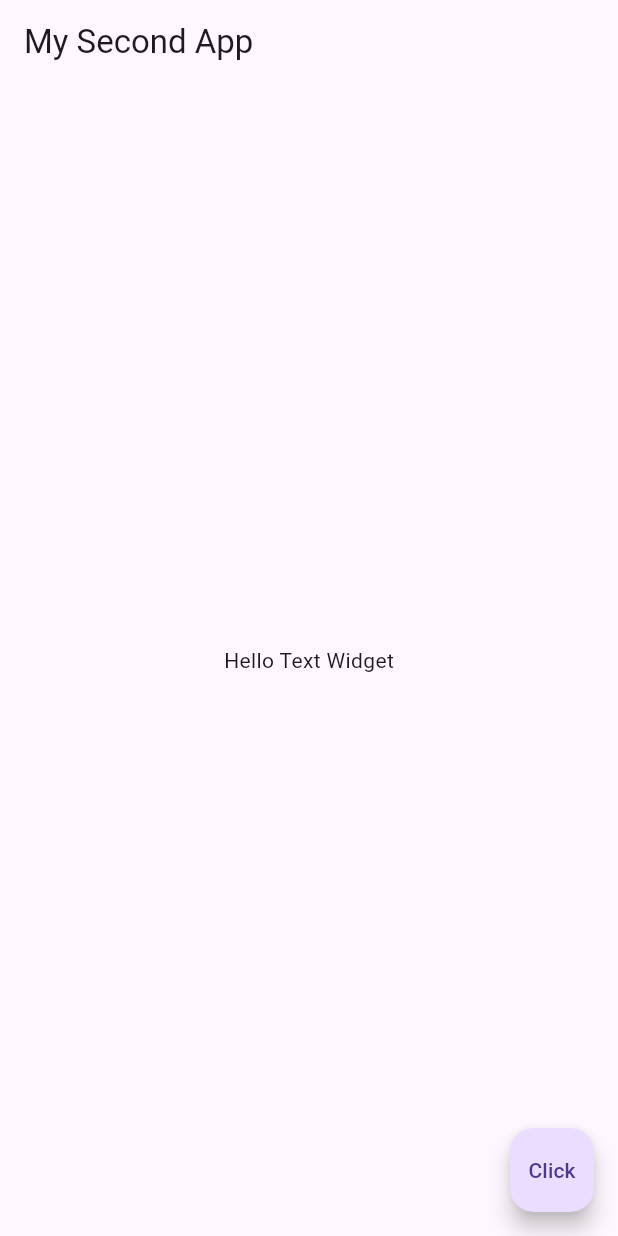
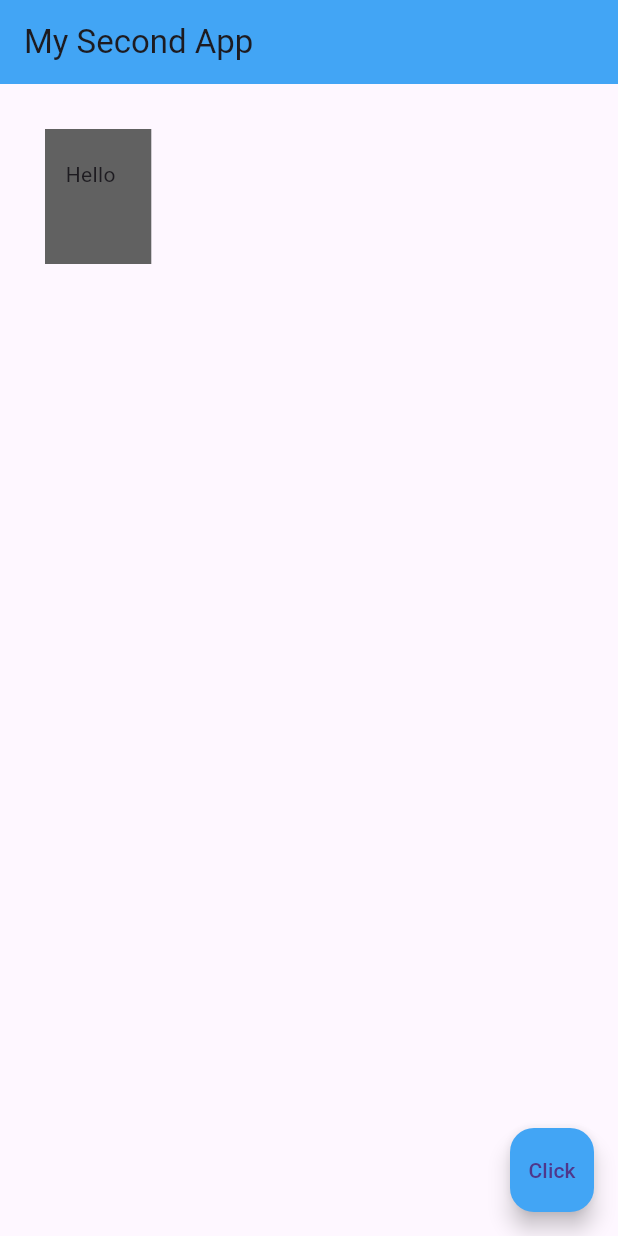
Before and after one commit to mxomasuku/flutter_practise, a Flutter app: the screen it shows after launch, on a phone screen of 412 x 824 dp. Run offline on Flutter 3.47's test engine with Material 3 defaults, Android fonts, the phone set to English and light mode, and no system bars.

Commit message:
Attempt Margin Backup

```diff
--- a/lib/main.dart
+++ b/lib/main.dart
@@ -5,24 +5,37 @@ void main () {
 
   runApp(
 MaterialApp(
-home: Scaffold(
+home: Home()
+)
+  );
+}
+
+class Home extends StatelessWidget {
+  const Home({super.key});
+
+  @override
+  Widget build(BuildContext context) {
+    return  Scaffold(
         appBar: AppBar(
+            backgroundColor: Colors.blue.shade400,
             title: Text(
                 "My Second App"
             )
         ),
-  body: Center(
-   child: Text(
-        "Hello Text Widget"
+        body: Container(
+          color: Colors.grey[700],
+          padding: EdgeInsets.fromLTRB(10, 20, 20, 50),
+          margin: EdgeInsets.all(30),
+          child: Text(" Hello ")
         ),
-  ),
+
         floatingActionButton: FloatingActionButton(
+            backgroundColor: Colors.blue.shade400,
             child: Text("Click"),
             onPressed: () {
 
             }
         )
-)
-)
     );
   }
+}
```
Also changed, not shown: pubspec.yaml (+11 -14 lines), assets/black_sheep.jpg (added), assets/jessica.jpg (added), fonts/IndieFlower-Regular.ttf (added), fonts/Montserrat-VariableFont_wght.ttf (added), fonts/NotoSansWarangCiti-Regular.ttf (added). Lines whose indentation alone changed are shown as unchanged.
